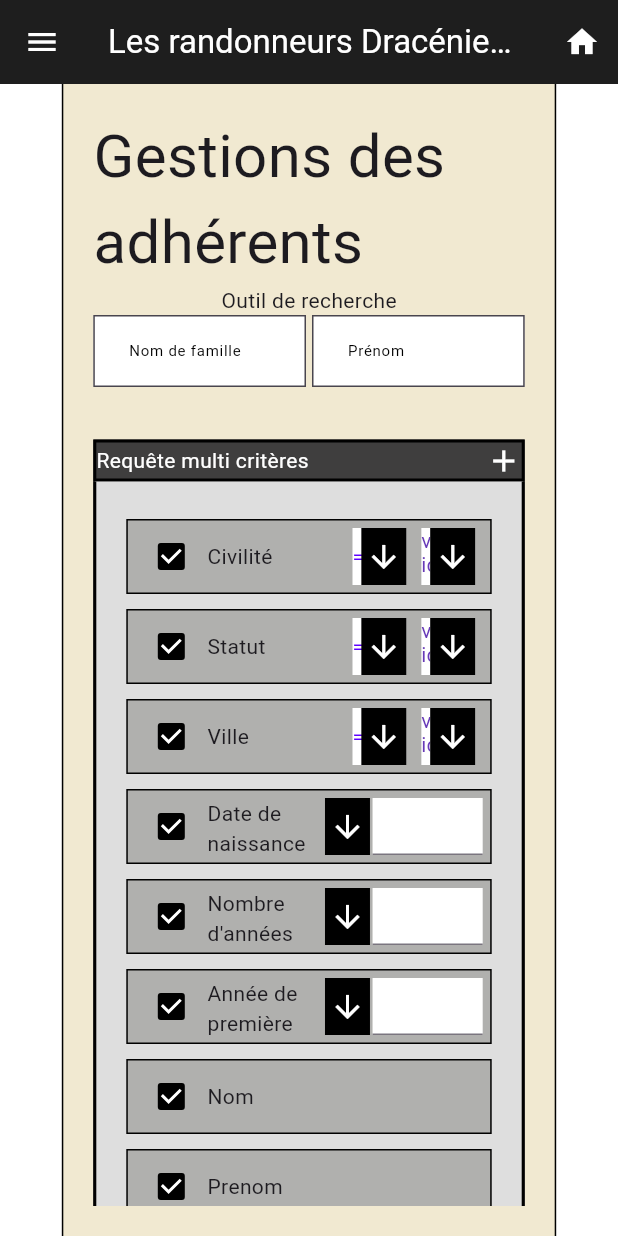
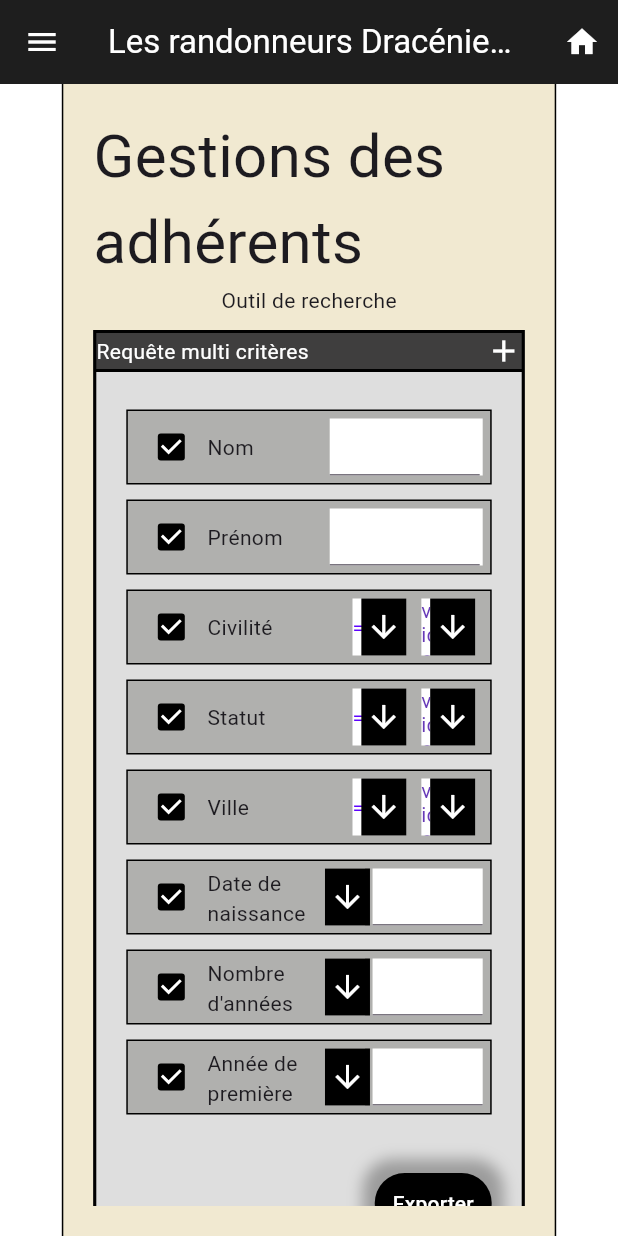
Before and after one commit to TheoBorreaniMode83/client_randonneurs, a Flutter app: the PageGestionsAdhesionsEnCours screen opened by its route, after a tap on the "home" icon, after a tap on "Gestion adhérents", after a tap on "Requête multi critères", on a phone screen of 412 x 824 dp. Run offline on Flutter 3.47's test engine with Material 3 defaults, Android fonts, the phone set to English and light mode, and no system bars; drawn by our look-alikes of flutter_slider_drawer; our stand-ins replace diacritic, get, page_transition; missing offline and left inert: dart:html, patterns_canvas; network calls fail.

Commit message:
Mon commit

```diff
--- a/project/lib/controller/controller_page_gestion_adherents.dart
+++ b/project/lib/controller/controller_page_gestion_adherents.dart
@@ -1,5 +1,10 @@
 import 'package:flutter/material.dart';
+import 'package:les_randonneurs_draceniens_client_administratif/controller/customWidgetsControllers/custom_text_form_field_content.dart';
+import 'package:les_randonneurs_draceniens_client_administratif/controller/customWidgetsControllers/custom_text_form_field_event.dart';
+import 'package:les_randonneurs_draceniens_client_administratif/controller/customWidgetsControllers/custom_text_form_field_validator.dart';
 import 'package:les_randonneurs_draceniens_client_administratif/model/wrapper.dart';
+import 'package:les_randonneurs_draceniens_client_administratif/view/customWidgetsStyles/styles/standardWidgetsStyles/custom_text_form_field_style.dart';
+import 'package:les_randonneurs_draceniens_client_administratif/view/customWidgetsStyles/styles_factory.dart';
 
 class ControllerPageGestionAdherents{
 
@@ -31,4 +36,17 @@ class ControllerPageGestionAdherents{
   static TextEditingController  controlleur1 = TextEditingController();
   static TextEditingController  controlleur2 = TextEditingController();
   static TextEditingController  controlleur3 = TextEditingController();
+
+  static CustomTextFormFieldStyle customTextFormFieldStyle1 = StyleFactory.createCustomTextFormFieldStyleBasic();
+  static CustomTextFormFieldEvent customTextFormFieldEvent1 = CustomTextFormFieldEvent();
+  static CustomTextFormFieldValidator customTextFormFieldValidator1 = CustomTextFormFieldValidator();
+  static CustomTextFormFieldContent customTextFormFieldContent1 = CustomTextFormFieldContent();
+  static final controller1 = TextEditingController();
+
+  static CustomTextFormFieldStyle customTextFormFieldStyle2 = StyleFactory.createCustomTextFormFieldStyleBasic();
+  static CustomTextFormFieldEvent customTextFormFieldEvent2 = CustomTextFormFieldEvent();
+  static CustomTextFormFieldValidator customTextFormFieldValidator2 = CustomTextFormFieldValidator();
+  static CustomTextFormFieldContent customTextFormFieldContent2 = CustomTextFormFieldContent();
+  static final controller2 = TextEditingController();
+
 }
--- a/project/lib/view/customWidgets/tailorMadeWidgets/composent_search.dart
+++ b/project/lib/view/customWidgets/tailorMadeWidgets/composent_search.dart
@@ -1,3 +1,5 @@
+import 'package:get/get.dart';
+import 'package:les_randonneurs_draceniens_client_administratif/view/customWidgets/standardWidgets/custom_text_form_field.dart';
 
 import 'package:flutter/material.dart';
 import 'package:les_randonneurs_draceniens_client_administratif/controller/gstHttpServer/gst_http_server.dart';
@@ -55,6 +57,14 @@ class _ComposentSearchState extends State<ComposentSearch> {
 
   @override
   void initState() {
+
+      ControllerPageGestionAdherents.customTextFormFieldStyle1
+        .setLabelText("Nom de famille")
+        .setHintText('Entrez un nom de famille');
+      ControllerPageGestionAdherents.customTextFormFieldStyle2
+        .setLabelText("Prénom")
+        .setHintText('Entrez un prénom');
+
 
     a = customDropdownButtonContent;
 
@@ -252,7 +262,7 @@ class _ComposentSearchState extends State<ComposentSearch> {
     );
   }
 
-  Widget rowType3({required name,required Wrapper elt0}){
+  Widget rowType3({required name,required Wrapper elt0, required  controller }){
     return Container(
       decoration: myDeco,
       margin: EdgeInsets.symmetric(vertical: myContainerMargin),
@@ -270,10 +280,26 @@ class _ComposentSearchState extends State<ComposentSearch> {
           Expanded(
             flex:4,
             child: Text(name),),
+          Expanded(
+            flex: 5,
+            child: Container(
+              color: Colors.white,
+              height: double.maxFinite,
+              width: double.maxFinite,
+              padding: const EdgeInsets.fromLTRB(0, 0, 2, 0),
+              child: TextField(
+                onChanged: (value){
+                  setState(() {});
+                  widget.function();
+                } ,
+                controller: controller,
+              )))
         ]
       )
     );
   }
+
+
 
   @override
   Widget build(BuildContext context)
@@ -332,6 +358,16 @@ class _ComposentSearchState extends State<ComposentSearch> {
                 ),
                 child: Column(
                   children: [
+                    rowType3(
+                      name: "Nom",
+                      elt0: ControllerPageGestionAdherents.value7_0 ,
+                      controller:  ControllerPageGestionAdherents.controller1
+                    ),
+                    rowType3(
+                      name: "Prénom",
+                      elt0: ControllerPageGestionAdherents.value8_0 ,
+                      controller:  ControllerPageGestionAdherents.controller2
+                    ),
                     rowType1(
                       name: "Civilité", tab1:['=','≠'] ,
                       tab2: ['vide']+GstHttpServer.getCivilite(),
@@ -375,14 +411,6 @@ class _ComposentSearchState extends State<ComposentSearch> {
                       x: ControllerPageGestionAdherents.value6_1,
                       elt0: ControllerPageGestionAdherents.value6_0 ,
                       controlleurX: ControllerPageGestionAdherents.controlleur3
-                    ),
-                    rowType3(
-                      name: "Nom",
-                      elt0: ControllerPageGestionAdherents.value7_0 ,
-                    ),
-                    rowType3(
-                      name: "Prenom",
-                      elt0: ControllerPageGestionAdherents.value8_0 ,
                     ),
                     Container(
                       margin: EdgeInsets.fromLTRB(0,30,0,0),
--- a/project/lib/view/pages/pages_module_adherents/page_gestions_adhesions_en_cours.dart
+++ b/project/lib/view/pages/pages_module_adherents/page_gestions_adhesions_en_cours.dart
@@ -44,18 +44,6 @@ class _PageGestionsAdhesionsEnCours extends State<PageGestionsAdhesionsEnCours>
 
   final CustomTextStyle title = StyleFactory.createCustomTextStyleTitle();
 
-  //Déclaration des arguments customTextFormField
-  final CustomTextFormFieldStyle customTextFormFieldStyle1 = StyleFactory.createCustomTextFormFieldStyleBasic();
-  final CustomTextFormFieldEvent customTextFormFieldEvent1 = CustomTextFormFieldEvent();
-  final CustomTextFormFieldValidator customTextFormFieldValidator1 = CustomTextFormFieldValidator();
-  final CustomTextFormFieldContent customTextFormFieldContent1 = CustomTextFormFieldContent();
-  final controller1 = TextEditingController();
-
-  final CustomTextFormFieldStyle customTextFormFieldStyle2 = StyleFactory.createCustomTextFormFieldStyleBasic();
-  final CustomTextFormFieldEvent customTextFormFieldEvent2 = CustomTextFormFieldEvent();
-  final CustomTextFormFieldValidator customTextFormFieldValidator2 = CustomTextFormFieldValidator();
-  final CustomTextFormFieldContent customTextFormFieldContent2 = CustomTextFormFieldContent();
-  final controller2 = TextEditingController();
 
 
   final _formKey = GlobalKey<FormState>();
@@ -238,16 +226,10 @@ class _PageGestionsAdhesionsEnCours extends State<PageGestionsAdhesionsEnCours>
       title.setContent(
         TextContent.titleGestionsDesAdhesions);
 
-      customTextFormFieldStyle1
-        .setLabelText("Nom de famille")
-        .setHintText('Entrez un nom de famille');
-      customTextFormFieldStyle2
-        .setLabelText("Prénom")
-        .setHintText('Entrez un prénom');
 
-      customTextFormFieldEvent1
+      ControllerPageGestionAdherents.customTextFormFieldEvent1
         .setOnChanged(() {trie();setState(() {});});
-      customTextFormFieldEvent2
+      ControllerPageGestionAdherents.customTextFormFieldEvent2
         .setOnChanged(() {trie();setState(() {});});
 
 
@@ -366,8 +348,8 @@ class _PageGestionsAdhesionsEnCours extends State<PageGestionsAdhesionsEnCours>
     adherents = List.from(FiltrageAdherents.runAdherents(
       adherents: GstHttpServer.getAdherent(),
       exerciceAnneeActuel: 2023,
-      filtreNom: controller1.text,
-      filtrePrenom: controller2.text,
+      filtreNom: ControllerPageGestionAdherents.controller1.text,
+      filtrePrenom: ControllerPageGestionAdherents.controller2.text,
       filtreCivilite: ControllerPageGestionAdherents.value1_2.content,
       filtreCivilite2: ControllerPageGestionAdherents.value1_1.content,
       filtreStatut: ControllerPageGestionAdherents.value2_2.content,
@@ -393,28 +375,7 @@ class _PageGestionsAdhesionsEnCours extends State<PageGestionsAdhesionsEnCours>
       Column(children: [
         CustomText(customTextStyle: title),
         const Text("Outil de recherche"),
-        Row(
-          children: [
-            Flexible(
-              child: Container(
-                padding: const EdgeInsets.fromLTRB(0, 0, 2, 0),
-                child: CustomTextFormField(
-                  customTextFormFieldStyle: customTextFormFieldStyle1,
-                  customTextFormFieldValidator: customTextFormFieldValidator1,
-                  customTextFormFieldEvent: customTextFormFieldEvent1,
-                  customTextFormFieldContent: customTextFormFieldContent1,
-                  controller: controller1),),),
-            Flexible(
-              child: Container(
-                padding: const EdgeInsets.fromLTRB(2, 0, 0, 0),
-                child: CustomTextFormField(
-                customTextFormFieldStyle: customTextFormFieldStyle2,
-                customTextFormFieldValidator: customTextFormFieldValidator2,
-                customTextFormFieldEvent: customTextFormFieldEvent2,
-                customTextFormFieldContent: customTextFormFieldContent2,
-                controller: controller2)),),
-          ],
-        ),
+
         ComposentSearch(
           listeAdherents:adherents,
           function: (){setState(() {});}
```
